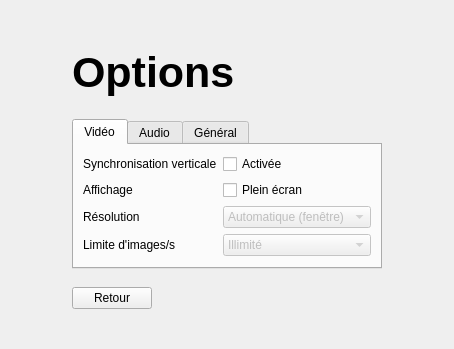
azertval/ProjectGaming, file Source/Elements/UI/OptionsPage.ui: the form before one commit.
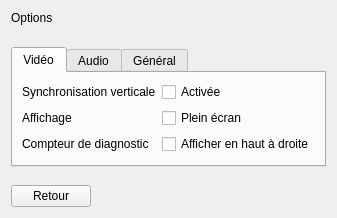
The form after the commit. Custom widgets are drawn as their Qt base class.

```diff
--- a/Source/Elements/UI/OptionsPage.ui
+++ b/Source/Elements/UI/OptionsPage.ui
@@ -3,13 +3,12 @@
  <class>OptionsPage</class>
  <widget class="QWidget" name="OptionsPage">
   <layout class="QVBoxLayout" name="verticalLayout">
-   <property name="leftMargin"><number>72</number></property>
-   <property name="topMargin"><number>48</number></property>
-   <property name="rightMargin"><number>72</number></property>
-   <property name="bottomMargin"><number>40</number></property>
+   <!-- Marges posees en code (OptionsPage::OptionsPage, LOT-56) depuis l'echelle d'espacement des
+        jetons, pas de nombre fige ici. -->
    <item>
     <widget class="QLabel" name="optionsTitle">
-     <property name="font"><font><pointsize>32</pointsize><bold>true</bold></font></property>
+     <!-- Taille/graisse posees par theme.qss (#OptionsPage QLabel#optionsTitle, LOT-56 TACHE-03),
+          depuis l'echelle typographique des jetons, pas de propriete de police figee ici. -->
      <property name="text"><string>Options</string></property>
     </widget>
    </item>
@@ -29,24 +28,11 @@
        <item row="0" column="1"><widget class="QCheckBox" name="vsyncCheck"><property name="text"><string>Activée</string></property></widget></item>
        <item row="1" column="0"><widget class="QLabel" name="displayLabel"><property name="text"><string>Affichage</string></property></widget></item>
        <item row="1" column="1"><widget class="QCheckBox" name="fullscreenCheck"><property name="text"><string>Plein écran</string></property></widget></item>
-       <item row="2" column="0"><widget class="QLabel" name="resolutionLabel"><property name="text"><string>Résolution</string></property></widget></item>
-       <item row="2" column="1">
-        <widget class="QComboBox" name="resolutionCombo">
-         <property name="enabled"><bool>false</bool></property>
-         <item><property name="text"><string>Automatique (fenêtre)</string></property></item>
-         <item><property name="text"><string>1280 × 720</string></property></item>
-         <item><property name="text"><string>1920 × 1080</string></property></item>
-        </widget>
-       </item>
-       <item row="3" column="0"><widget class="QLabel" name="fpsLabel"><property name="text"><string>Limite d'images/s</string></property></widget></item>
-       <item row="3" column="1">
-        <widget class="QComboBox" name="fpsCombo">
-         <property name="enabled"><bool>false</bool></property>
-         <item><property name="text"><string>Illimité</string></property></item>
-         <item><property name="text"><string>60</string></property></item>
-         <item><property name="text"><string>144</string></property></item>
-        </widget>
-       </item>
+       <!-- Les selecteurs de resolution et de limite d'images/s ont ete RETIRES au LOT-68
+            (EX-IHM-072) : grises et non branches depuis leur creation, ils promettaient un
+            reglage inexistant. A leur place, une bascule qui, elle, agit reellement. -->
+       <item row="2" column="0"><widget class="QLabel" name="diagnosticsLabel"><property name="text"><string>Compteur de diagnostic</string></property></widget></item>
+       <item row="2" column="1"><widget class="QCheckBox" name="diagnosticsCheck"><property name="text"><string>Afficher en haut à droite</string></property></widget></item>
       </layout>
      </widget>
      <widget class="QWidget" name="audioTab">
@@ -93,10 +79,24 @@
        <property name="sizeHint" stdset="0"><size><width>0</width><height>0</height></size></property>
       </spacer>
      </item>
+     <item>
+      <widget class="QLabel" name="hintsLabel">
+       <property name="text"><string/></property>
+       <property name="textFormat"><enum>Qt::RichText</enum></property>
+       <property name="alignment"><set>Qt::AlignRight|Qt::AlignVCenter</set></property>
+      </widget>
+     </item>
     </layout>
    </item>
   </layout>
  </widget>
+ <customwidgets>
+  <customwidget>
+   <class>hmi::PixelMenuButton</class>
+   <extends>QPushButton</extends>
+   <header>HMI/Interface/PixelMenuButton.h</header>
+  </customwidget>
+ </customwidgets>
  <resources/>
  <connections/>
 </ui>
```
Left out of the diff: 18 changed lines with no effect on the pictures.
